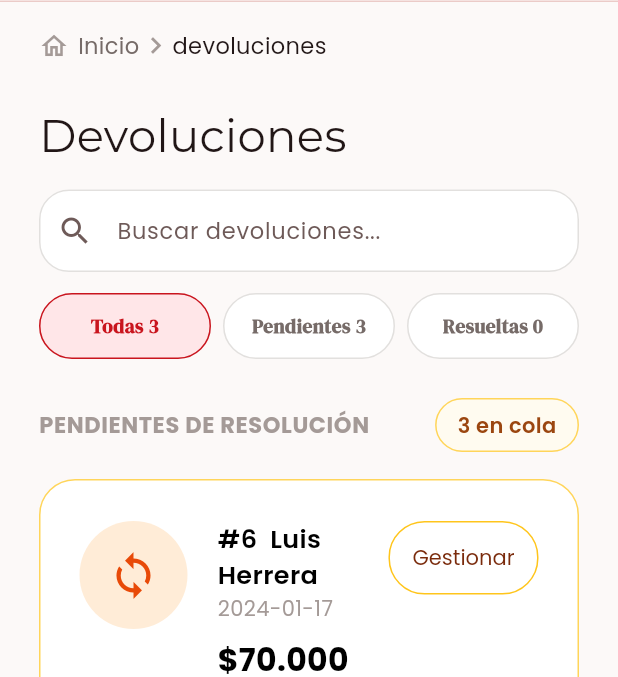
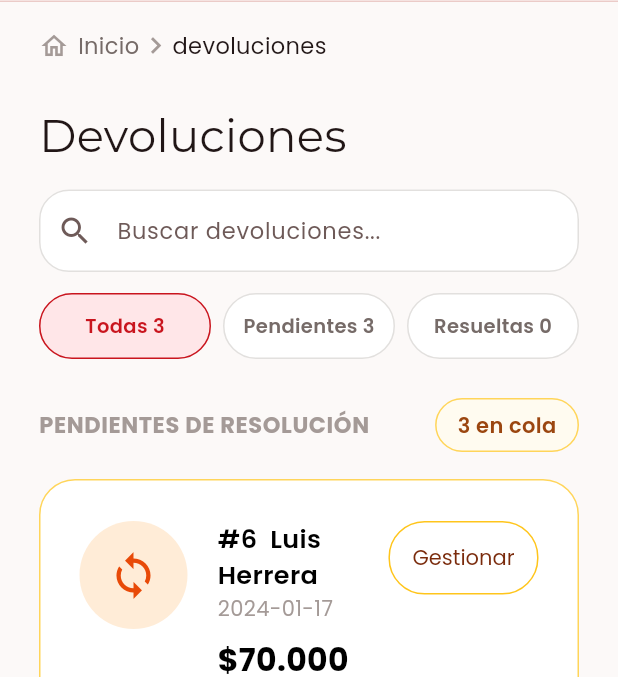
Before and after one commit to andresmauriciomeza-Re/App_sivpro, a Flutter app: the EmployeeReturnsScreen screen opened directly, on a phone screen of 412 x 824 dp, the part 109-786 px from its top. Run offline on Flutter 3.47's test engine with Material 3 defaults, Android fonts, the phone set to English and light mode, and no system bars; our stand-ins replace file_picker, flutter_map, flutter_native_splash, flutter_svg, google_fonts, latlong2 and 1 more.

Commit message:
feat: tipografia Montserrat y Poppins en employee_returns_screen.dart

```diff
--- a/lib/employee/screens/employee_returns_screen.dart
+++ b/lib/employee/screens/employee_returns_screen.dart
@@ -259,7 +259,7 @@ class _EmployeeReturnsScreenState extends State<EmployeeReturnsScreen> {
           '$label $count',
           maxLines: 1,
           overflow: TextOverflow.ellipsis,
-          style: GoogleFonts.dmSerifDisplay(
+          style: GoogleFonts.poppins(
             color: foreground,
             fontSize: 13,
             fontWeight: FontWeight.w600,
@@ -275,7 +275,7 @@ class _EmployeeReturnsScreenState extends State<EmployeeReturnsScreen> {
       child: Center(
         child: Text(
           'No se encontraron devoluciones',
-          style: GoogleFonts.dmSerifDisplay(color: muted, fontSize: 15),
+          style: GoogleFonts.poppins(color: muted, fontSize: 15),
         ),
       ),
     );
```
